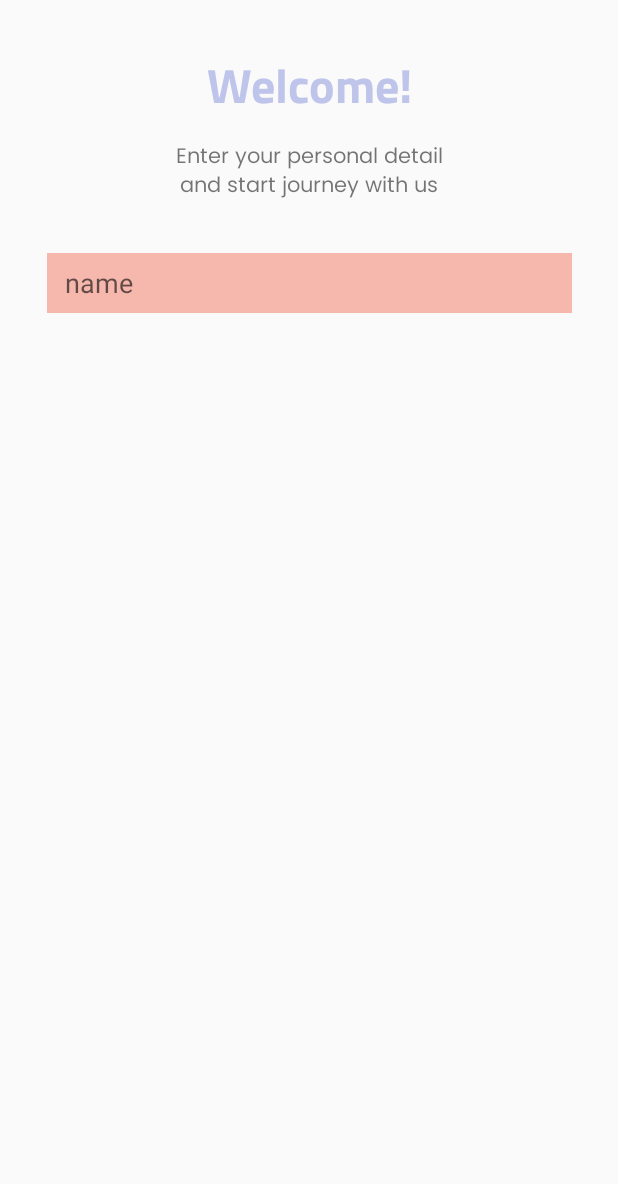
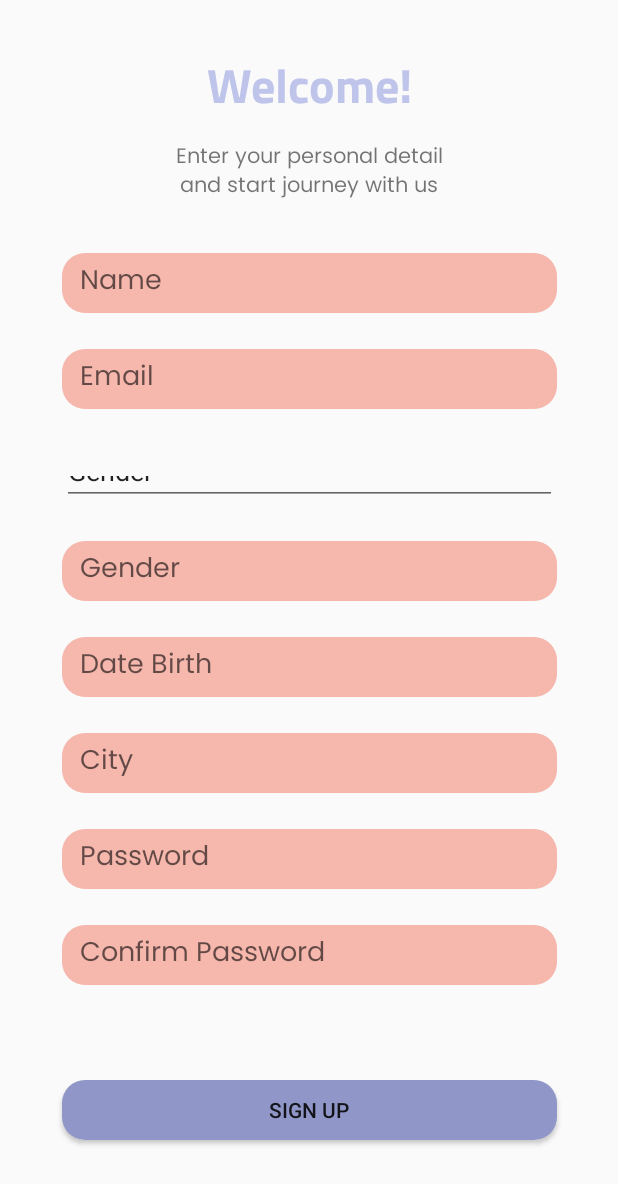
Before and after one commit to MuhammadArifFaizin/bangkit-capstone-project, an Android app: the SignupActivity screen opened directly, with no data from a screen before it, on a phone screen of 412 x 824 dp. Shown: the top 1184 px of the screen. Run offline under Robolectric (Android 15) with nearby library versions, the phone set to English and light mode, and no system bars.

Commit message:
md: signup01

```diff
--- a/mential-app/app/src/main/res/drawable/shape_rectangle_coral_soft.xml
+++ b/mential-app/app/src/main/res/drawable/shape_rectangle_coral_soft.xml
@@ -3,6 +3,6 @@
     android:shape="rectangle">
 
     <solid android:color="@color/pink_coral_soft"/>
-    <corners android:radius="25dp"/>
+    <corners android:radius="15dp"/>
 
 </shape>
--- a/mential-app/app/src/main/res/layout/activity_signup.xml
+++ b/mential-app/app/src/main/res/layout/activity_signup.xml
@@ -32,23 +32,108 @@
         app:layout_constraintTop_toBottomOf="@+id/textView" />
 
     <LinearLayout
-        android:layout_width="350dp"
+        android:id="@+id/linearLayout"
+        android:layout_width="330dp"
         android:layout_height="wrap_content"
         android:layout_marginTop="32dp"
         android:orientation="vertical"
         app:layout_constraintEnd_toEndOf="parent"
         app:layout_constraintStart_toStartOf="parent"
-        app:layout_constraintTop_toBottomOf="@+id/textView2" >
+        app:layout_constraintTop_toBottomOf="@+id/textView2">
 
         <EditText
             android:id="@+id/signup_name"
             android:layout_width="match_parent"
             android:layout_height="40dp"
-            android:background="@color/pink_coral_soft"
-            android:paddingLeft="12dp"
-            android:hint="name"
-            />
+            android:background="@drawable/shape_rectangle_coral_soft"
+            android:fontFamily="@font/poppins_regular"
+            android:hint="@string/name"
+            android:paddingLeft="12dp" />
 
+        <EditText
+            android:id="@+id/signup_email"
+            android:layout_width="match_parent"
+            android:layout_height="40dp"
+            android:layout_marginTop="24dp"
+            android:background="@drawable/shape_rectangle_coral_soft"
+            android:fontFamily="@font/poppins_regular"
+            android:hint="@string/email"
+            android:paddingLeft="12dp" />
+
+        <com.google.android.material.textfield.TextInputLayout
+            android:layout_width="match_parent"
+            android:layout_height="40dp"
+            android:layout_marginTop="24dp">
+            <AutoCompleteTextView
+                android:id="@+id/autoCompleteTextView"
+                android:layout_width="match_parent"
+                android:layout_height="match_parent"
+                android:layout_weight="1"
+                android:text="@string/gender"/>
+
+        </com.google.android.material.textfield.TextInputLayout>
+
+
+        <EditText
+            android:id="@+id/signup_gender"
+            android:layout_width="match_parent"
+            android:layout_height="40dp"
+            android:layout_marginTop="24dp"
+            android:background="@drawable/shape_rectangle_coral_soft"
+            android:fontFamily="@font/poppins_regular"
+            android:hint="@string/gender"
+            android:paddingLeft="12dp" />
+
+        <EditText
+            android:id="@+id/signup_date_birth"
+            android:layout_width="match_parent"
+            android:layout_height="40dp"
+            android:layout_marginTop="24dp"
+            android:background="@drawable/shape_rectangle_coral_soft"
+            android:fontFamily="@font/poppins_regular"
+            android:hint="@string/date_birth"
+            android:paddingLeft="12dp" />
+
+        <EditText
+            android:id="@+id/signup_city"
+            android:layout_width="match_parent"
+            android:layout_height="40dp"
+            android:layout_marginTop="24dp"
+            android:background="@drawable/shape_rectangle_coral_soft"
+            android:fontFamily="@font/poppins_regular"
+            android:hint="@string/city"
+            android:paddingLeft="12dp" />
+
+        <EditText
+            android:id="@+id/signup_pass"
+            android:layout_width="match_parent"
+            android:layout_height="40dp"
+            android:layout_marginTop="24dp"
+            android:background="@drawable/shape_rectangle_coral_soft"
+            android:fontFamily="@font/poppins_regular"
+            android:hint="@string/password"
+            android:paddingLeft="12dp" />
+
+        <EditText
+            android:id="@+id/signup_conf_pass"
+            android:layout_width="match_parent"
+            android:layout_height="40dp"
+            android:layout_marginTop="24dp"
+            android:background="@drawable/shape_rectangle_coral_soft"
+            android:fontFamily="@font/poppins_regular"
+            android:hint="@string/confirm_pass"
+            android:paddingLeft="12dp" />
     </LinearLayout>
 
+    <Button
+        android:layout_width="330dp"
+        android:layout_height="40dp"
+        android:text="@string/btn_sigup"
+        android:background="@drawable/shape_rectangle_purple"
+        android:layout_marginBottom="64dp"
+        app:layout_constraintBottom_toBottomOf="parent"
+        app:layout_constraintEnd_toEndOf="parent"
+        app:layout_constraintStart_toStartOf="parent" />
+
+
 </androidx.constraintlayout.widget.ConstraintLayout>
--- /dev/null
+++ b/mential-app/app/src/main/res/layout/dropdown_item.xml
@@ -0,0 +1,6 @@
+<?xml version="1.0" encoding="utf-8"?>
+<androidx.constraintlayout.widget.ConstraintLayout xmlns:android="http://schemas.android.com/apk/res/android"
+    android:layout_width="match_parent"
+    android:layout_height="match_parent">
+
+</androidx.constraintlayout.widget.ConstraintLayout>
--- a/mential-app/app/src/main/res/values/strings.xml
+++ b/mential-app/app/src/main/res/values/strings.xml
@@ -33,6 +33,10 @@
     <string name="city">City</string>
     <string name="password">Password</string>
     <string name="confirm_pass">Confirm Password</string>
+    <string-array name="gender">
+        <item>Male</item>
+        <item>Female</item>
+    </string-array>
 
     //homepage
     <string name="greeting">Hii,</string>
```
